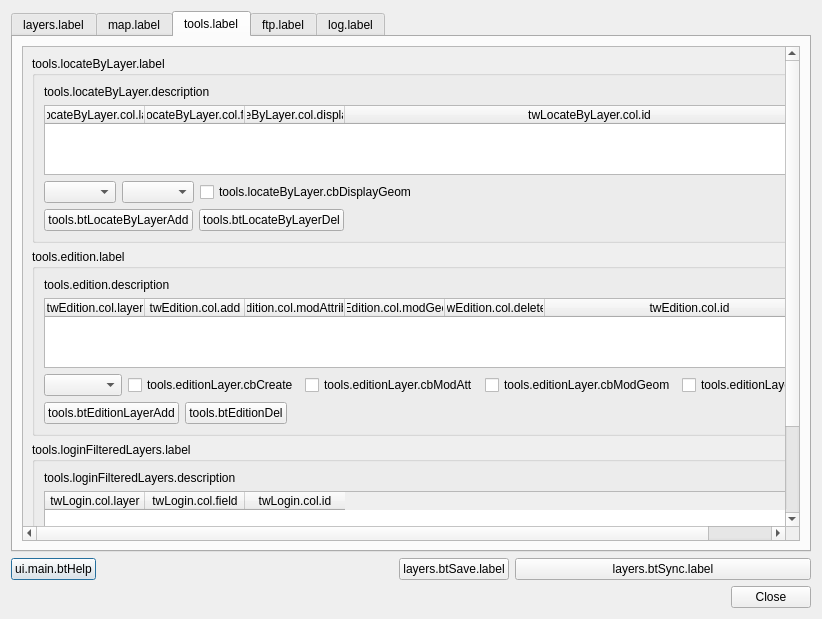
This is ui_lizmap.ui in 3liz/lizmap-plugin as Qt 5 draws it before an edit. The edited form follows.
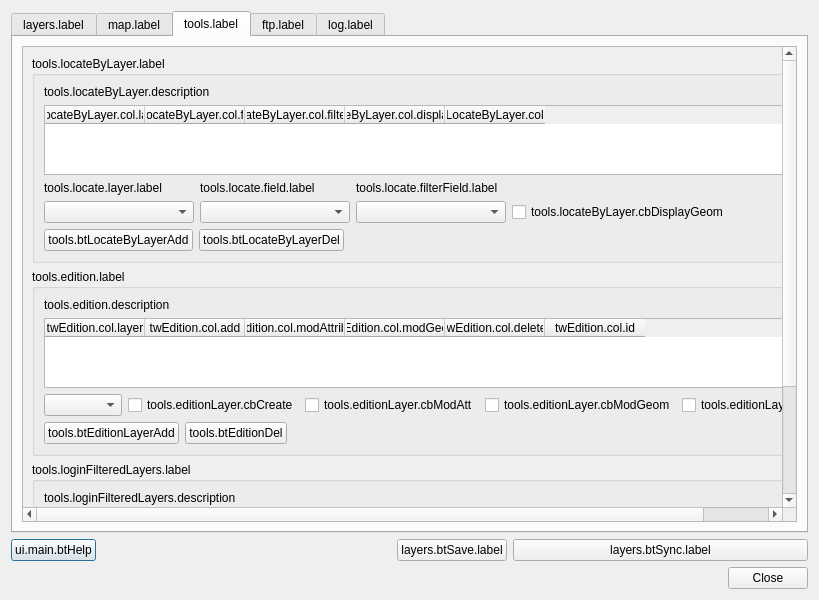
This is the edited form. The open tabs and pages were chosen to show the change.

Commit message: Locate by layer - add optionnal group field

What changed in the file:
```diff
--- a/ui_lizmap.ui
+++ b/ui_lizmap.ui
@@ -6,8 +6,8 @@
    <rect>
     <x>0</x>
     <y>0</y>
-    <width>822</width>
-    <height>619</height>
+    <width>819</width>
+    <height>600</height>
    </rect>
   </property>
   <property name="windowTitle">
@@ -845,7 +845,7 @@
             <x>0</x>
             <y>0</y>
             <width>1031</width>
-            <height>663</height>
+            <height>688</height>
            </rect>
           </property>
           <layout class="QVBoxLayout" name="verticalLayout_4">
@@ -862,62 +862,71 @@
                 </property>
                </widget>
               </item>
-              <item row="1" column="0">
-               <widget class="QTableWidget" name="twLocateByLayerList">
-                <attribute name="horizontalHeaderStretchLastSection">
-                 <bool>true</bool>
-                </attribute>
-                <column>
-                 <property name="text">
-                  <string>twLocateByLayer.col.layer</string>
-                 </property>
-                </column>
-                <column>
-                 <property name="text">
-                  <string>twLocateByLayer.col.field</string>
-                 </property>
-                </column>
-                <column>
-                 <property name="text">
-                  <string>twLocateByLayer.col.displayGeom</string>
-                 </property>
-                </column>
-                <column>
-                 <property name="text">
-                  <string>twLocateByLayer.col.id</string>
-                 </property>
-                </column>
-               </widget>
-              </item>
               <item row="3" column="0">
                <layout class="QVBoxLayout" name="verticalLayout_7">
                 <item>
                  <layout class="QHBoxLayout" name="horizontalLayout_4">
                   <item>
-                   <widget class="QComboBox" name="liLocateByLayerLayers"/>
-                  </item>
-                  <item>
-                   <widget class="QComboBox" name="liLocateByLayerFields"/>
-                  </item>
-                  <item>
-                   <widget class="QCheckBox" name="cbLocateByLayerDisplayGeom">
-                    <property name="text">
-                     <string>tools.locateByLayer.cbDisplayGeom</string>
-                    </property>
-                   </widget>
-                  </item>
-                  <item>
-                   <spacer name="horizontalSpacer_13">
-                    <property name="orientation">
-                     <enum>Qt::Horizontal</enum>
-                    </property>
-                    <property name="sizeHint" stdset="0">
-                     <size>
-                      <width>40</width>
-                      <height>20</height>
-                     </size>
-                    </property>
-                   </spacer>
+                   <layout class="QGridLayout" name="gridLayout_23">
+                    <item row="1" column="1">
+                     <widget class="QComboBox" name="liLocateByLayerFields">
+                      <property name="maximumSize">
+                       <size>
+                        <width>150</width>
+                        <height>16777215</height>
+                       </size>
+                      </property>
+                     </widget>
+                    </item>
+                    <item row="1" column="0">
+                     <widget class="QComboBox" name="liLocateByLayerLayers">
+                      <property name="maximumSize">
+                       <size>
+                        <width>150</width>
+                        <height>16777215</height>
+                       </size>
+                      </property>
+                     </widget>
+                    </item>
+                    <item row="1" column="3">
+                     <widget class="QCheckBox" name="cbLocateByLayerDisplayGeom">
+                      <property name="text">
+                       <string>tools.locateByLayer.cbDisplayGeom</string>
+                      </property>
+                     </widget>
+                    </item>
+                    <item row="0" column="0">
+                     <widget class="QLabel" name="label_25">
+                      <property name="text">
+                       <string>tools.locate.layer.label</string>
+                      </property>
+                     </widget>
+                    </item>
+                    <item row="0" column="1">
+                     <widget class="QLabel" name="label_26">
+                      <property name="text">
+                       <string>tools.locate.field.label</string>
+                      </property>
+                     </widget>
+                    </item>
+                    <item row="0" column="2">
+                     <widget class="QLabel" name="label_27">
+                      <property name="text">
+                       <string>tools.locate.filterField.label</string>
+                      </property>
+                     </widget>
+                    </item>
+                    <item row="1" column="2">
+                     <widget class="QComboBox" name="liLocateByLayerFilterFields">
+                      <property name="maximumSize">
+                       <size>
+                        <width>150</width>
+                        <height>16777215</height>
+                       </size>
+                      </property>
+                     </widget>
+                    </item>
+                   </layout>
                   </item>
                  </layout>
                 </item>
@@ -954,6 +963,56 @@
                 </item>
                </layout>
               </item>
+              <item row="1" column="0">
+               <widget class="QTableWidget" name="twLocateByLayerList">
+                <property name="sizePolicy">
+                 <sizepolicy hsizetype="Minimum" vsizetype="Expanding">
+                  <horstretch>0</horstretch>
+                  <verstretch>0</verstretch>
+                 </sizepolicy>
+                </property>
+                <property name="maximumSize">
+                 <size>
+                  <width>750</width>
+                  <height>16777215</height>
+                 </size>
+                </property>
+                <attribute name="horizontalHeaderCascadingSectionResizes">
+                 <bool>false</bool>
+                </attribute>
+                <attribute name="horizontalHeaderMinimumSectionSize">
+                 <number>50</number>
+                </attribute>
+                <attribute name="horizontalHeaderStretchLastSection">
+                 <bool>false</bool>
+                </attribute>
+                <column>
+                 <property name="text">
+                  <string>twLocateByLayer.col.layer</string>
+                 </property>
+                </column>
+                <column>
+                 <property name="text">
+                  <string>twLocateByLayer.col.field</string>
+                 </property>
+                </column>
+                <column>
+                 <property name="text">
+                  <string>twLocateByLayer.col.filterField</string>
+                 </property>
+                </column>
+                <column>
+                 <property name="text">
+                  <string>twLocateByLayer.col.displayGeom</string>
+                 </property>
+                </column>
+                <column>
+                 <property name="text">
+                  <string>twLocateByLayer.col.id</string>
+                 </property>
+                </column>
+               </widget>
+              </item>
              </layout>
             </widget>
            </item>
@@ -972,8 +1031,14 @@
               </item>
               <item row="1" column="0">
                <widget class="QTableWidget" name="twEditionLayerList">
+                <property name="maximumSize">
+                 <size>
+                  <width>750</width>
+                  <height>16777215</height>
+                 </size>
+                </property>
                 <attribute name="horizontalHeaderStretchLastSection">
-                 <bool>true</bool>
+                 <bool>false</bool>
                 </attribute>
                 <column>
                  <property name="text">
```
Left out of the diff: 12 changed lines with no effect on the pictures. The commit also changes 9 other files.
